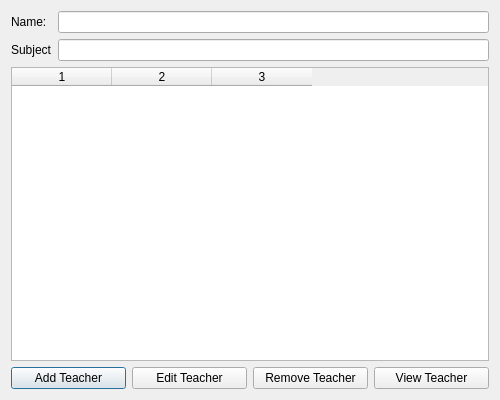
Above: AdminPanel/TeacherManagement.ui from sarimkhan4/SchoolManagementSystem before the change. Below: the same form after it.
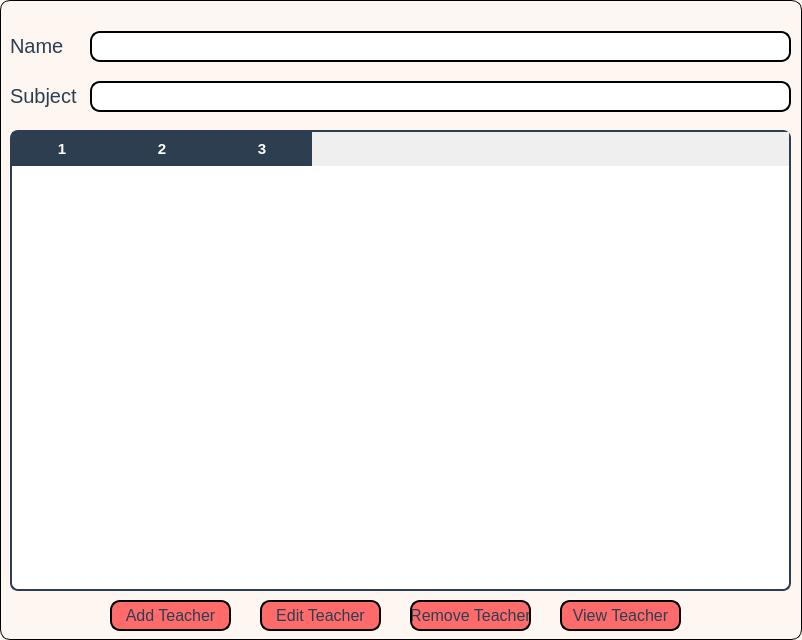
That is the form after the change.

Commit message: Ui changed and add functionality to teacher panel

```diff
--- a/AdminPanel/TeacherManagement.ui
+++ b/AdminPanel/TeacherManagement.ui
@@ -6,91 +6,281 @@
    <rect>
     <x>0</x>
     <y>0</y>
-    <width>500</width>
-    <height>400</height>
+    <width>802</width>
+    <height>640</height>
    </rect>
   </property>
   <property name="windowTitle">
    <string>Manage Teachers</string>
   </property>
-  <layout class="QVBoxLayout" name="verticalLayout">
-   <item>
-    <layout class="QFormLayout" name="formLayout">
-     <item row="0" column="0">
-      <widget class="QLabel" name="labelName">
-       <property name="text">
-        <string>Name:</string>
-       </property>
-      </widget>
-     </item>
-     <item row="0" column="1">
-      <widget class="QLineEdit" name="nameLineEdit"/>
-     </item>
-     <item row="1" column="0">
-      <widget class="QLabel" name="labelSubject">
-       <property name="text">
-        <string>Subject</string>
-       </property>
-      </widget>
-     </item>
-     <item row="1" column="1">
-      <widget class="QLineEdit" name="subjectLineEdit"/>
-     </item>
-    </layout>
-   </item>
-   <item>
-    <widget class="QTableWidget" name="teacherTable">
-     <property name="columnCount">
-      <number>3</number>
-     </property>
-     <property name="horizontalHeaderLabels" stdset="0">
-      <stringlist>
-       <string>ID</string>
-       <string>Name</string>
-       <string>Subject</string>
-      </stringlist>
-     </property>
-     <column/>
-     <column/>
-     <column/>
-    </widget>
-   </item>
-   <item>
-    <layout class="QHBoxLayout" name="buttonLayout">
-     <item>
-      <widget class="QPushButton" name="addTeacherButton">
-       <property name="text">
-        <string>Add Teacher</string>
-       </property>
-      </widget>
-     </item>
-     <item>
-      <widget class="QPushButton" name="editTeacherButton">
-       <property name="text">
-        <string>Edit Teacher</string>
-       </property>
-      </widget>
-     </item>
-     <item>
-      <widget class="QPushButton" name="removeTeacherButton">
-       <property name="text">
-        <string>Remove Teacher</string>
-       </property>
-      </widget>
-     </item>
-     <item>
-      <widget class="QPushButton" name="viewTeacherButton">
-       <property name="enabled">
-        <bool>true</bool>
-       </property>
-       <property name="text">
-        <string>View Teacher</string>
-       </property>
-      </widget>
-     </item>
-    </layout>
-   </item>
-  </layout>
+  <property name="styleSheet">
+   <string notr="true">QDialog#TeacherManagement {
+        background-color: #fef6f0   ;
+        border: 1px solid black;
+        border-radius: 10%;
+}</string>
+  </property>
+  <widget class="QTableWidget" name="teacherTable">
+   <property name="geometry">
+    <rect>
+     <x>10</x>
+     <y>130</y>
+     <width>781</width>
+     <height>461</height>
+    </rect>
+   </property>
+   <property name="styleSheet">
+    <string notr="true">QTableWidget#teacherTable {
+    border: 1.5px solid #2c3e50;
+    border-radius: 8px;
+    background-color: #ffffff;
+    font-family: 'Segoe UI', sans-serif;
+    font-size: 11pt;
+    color: #2c3e50;
+    gridline-color: #ecf0f1;
+    alternate-background-color: #f7f9fa;
+    selection-background-color: #d6eaf8;
+    selection-color: #1a252f;
+}
+
+QHeaderView::section {
+    background-color: #2c3e50;
+    color: white;
+    font-weight: bold;
+    font-size: 11pt;
+    padding: 6px;
+    border: none;
+    font-family: 'Segoe UI', sans-serif;
+}
+
+QTableWidget QTableCornerButton::section {
+    background-color: #2c3e50;
+    border: none;
+}
+
+QTableWidget::item {
+    padding: 6px;
+    font-size: 10.5pt;
+}
+
+QTableWidget::item:selected {
+    background-color: #d6eaf8;
+    color: #1a252f;
+}
+</string>
+   </property>
+   <property name="columnCount">
+    <number>3</number>
+   </property>
+   <property name="horizontalHeaderLabels" stdset="0">
+    <stringlist>
+     <string>ID</string>
+     <string>Name</string>
+     <string>Subject</string>
+    </stringlist>
+   </property>
+   <column/>
+   <column/>
+   <column/>
+  </widget>
+  <widget class="QLabel" name="labelSubject">
+   <property name="geometry">
+    <rect>
+     <x>10</x>
+     <y>80</y>
+     <width>71</width>
+     <height>31</height>
+    </rect>
+   </property>
+   <property name="styleSheet">
+    <string notr="true">QLabel#labelSubject {
+        font-size: 20px;
+        color: #2c3e50 ;
+}</string>
+   </property>
+   <property name="text">
+    <string>Subject</string>
+   </property>
+  </widget>
+  <widget class="QLabel" name="labelName">
+   <property name="geometry">
+    <rect>
+     <x>10</x>
+     <y>30</y>
+     <width>71</width>
+     <height>31</height>
+    </rect>
+   </property>
+   <property name="styleSheet">
+    <string notr="true">QLabel#labelName {
+        font-size: 20px;
+        color: #2c3e50 ;
+}</string>
+   </property>
+   <property name="text">
+    <string>Name</string>
+   </property>
+  </widget>
+  <widget class="QLineEdit" name="subjectLineEdit">
+   <property name="geometry">
+    <rect>
+     <x>90</x>
+     <y>81</y>
+     <width>701</width>
+     <height>31</height>
+    </rect>
+   </property>
+   <property name="styleSheet">
+    <string notr="true">QLineEdit#subjectLineEdit {
+    color: black;;
+    border: 1.5px solid black;;
+    border-radius: 10px;
+        font-size: 16px;
+        padding: 0px 8px 0px 8px;
+}
+</string>
+   </property>
+  </widget>
+  <widget class="QLineEdit" name="nameLineEdit">
+   <property name="geometry">
+    <rect>
+     <x>90</x>
+     <y>31</y>
+     <width>701</width>
+     <height>31</height>
+    </rect>
+   </property>
+   <property name="styleSheet">
+    <string notr="true">QLineEdit#nameLineEdit {
+    color: black;;
+    border: 1.5px solid black;;
+    border-radius: 10px;
+        font-size: 16px;
+        padding: 0px 8px 0px 8px;
+}
+</string>
+   </property>
+  </widget>
+  <widget class="QPushButton" name="editTeacherButton">
+   <property name="geometry">
+    <rect>
+     <x>260</x>
+     <y>600</y>
+     <width>121</width>
+     <height>31</height>
+    </rect>
+   </property>
+   <property name="styleSheet">
+    <string notr="true">QPushButton#editTeacherButton {
+    background-color: #ff6b6b;
+    border: 1.5px solid black;
+    border-radius: 10px;
+    font-size: 16px;
+color: #2c3e50 ;
+}
+
+QPushButton#editTeacherButton:hover {
+color: #2c3e50 ;
+    background-color: #ee5253;
+}
+
+</string>
+   </property>
+   <property name="text">
+    <string>Edit Teacher</string>
+   </property>
+  </widget>
+  <widget class="QPushButton" name="viewTeacherButton">
+   <property name="enabled">
+    <bool>true</bool>
+   </property>
+   <property name="geometry">
+    <rect>
+     <x>560</x>
+     <y>600</y>
+     <width>121</width>
+     <height>31</height>
+    </rect>
+   </property>
+   <property name="styleSheet">
+    <string notr="true">QPushButton#viewTeacherButton {
+    background-color: #ff6b6b;
+    border: 1.5px solid black;
+    border-radius: 10px;
+    font-size: 16px;
+color: #2c3e50 ;
+}
+
+QPushButton#viewTeacherButton:hover {
+color: #2c3e50 ;
+    background-color: #ee5253;
+}
+
+</string>
+   </property>
+   <property name="text">
+    <string>View Teacher</string>
+   </property>
+  </widget>
+  <widget class="QPushButton" name="removeTeacherButton">
+   <property name="geometry">
+    <rect>
+     <x>410</x>
+     <y>600</y>
+     <width>121</width>
+     <height>31</height>
+    </rect>
+   </property>
+   <property name="styleSheet">
+    <string notr="true">QPushButton#removeTeacherButton {
+    background-color: #ff6b6b;
+    border: 1.5px solid black;
+    border-radius: 10px;
+    font-size: 16px;
+color: #2c3e50 ;
+}
+
+QPushButton#removeTeacherButton:hover {
+
+color: #2c3e50 ;
+    background-color: #ee5253;
+}
+
+</string>
+   </property>
+   <property name="text">
+    <string>Remove Teacher</string>
+   </property>
+  </widget>
+  <widget class="QPushButton" name="addTeacherButton">
+   <property name="geometry">
+    <rect>
+     <x>110</x>
+     <y>600</y>
+     <width>121</width>
+     <height>31</height>
+    </rect>
+   </property>
+   <property name="styleSheet">
+    <string notr="true">QPushButton#addTeacherButton {
+    background-color: #ff6b6b;
+    border: 1.5px solid black;
+    border-radius: 10px;
+    font-size: 16px;
+color: #2c3e50 ;
+}
+
+QPushButton#addTeacherButton:hover {
+color: #2c3e50 ;
+    background-color: #ee5253;
+}
+
+</string>
+   </property>
+   <property name="text">
+    <string>Add Teacher</string>
+   </property>
+  </widget>
  </widget>
  <resources/>
  <connections/>
```
The commit also changes 103 other files.
